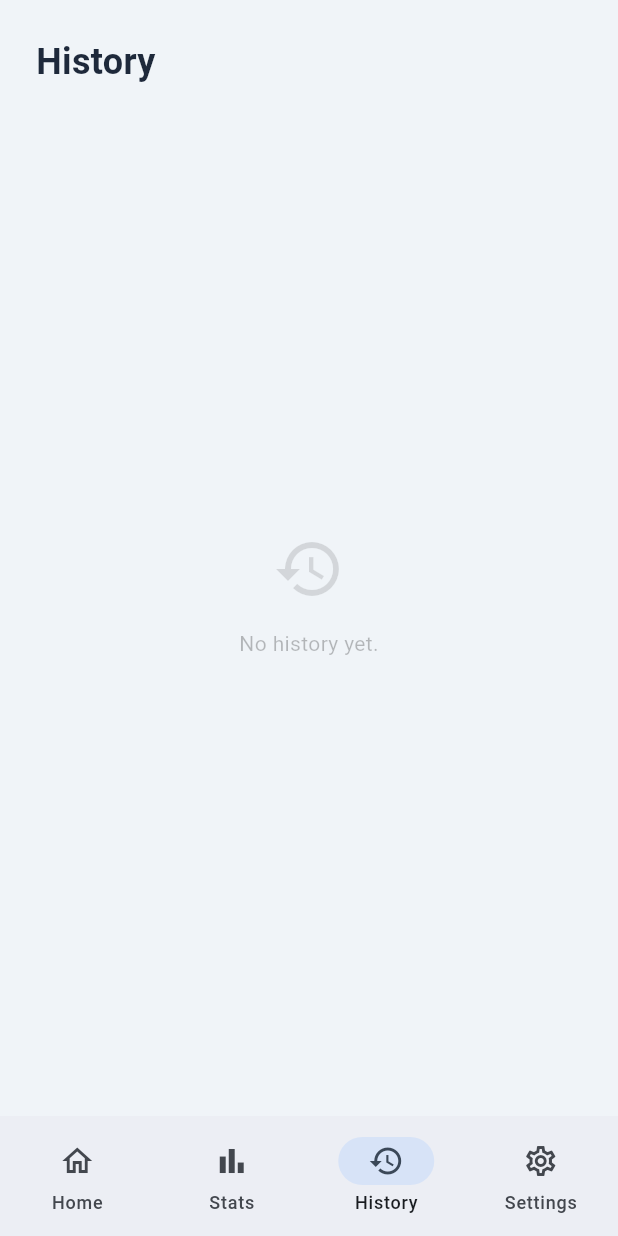
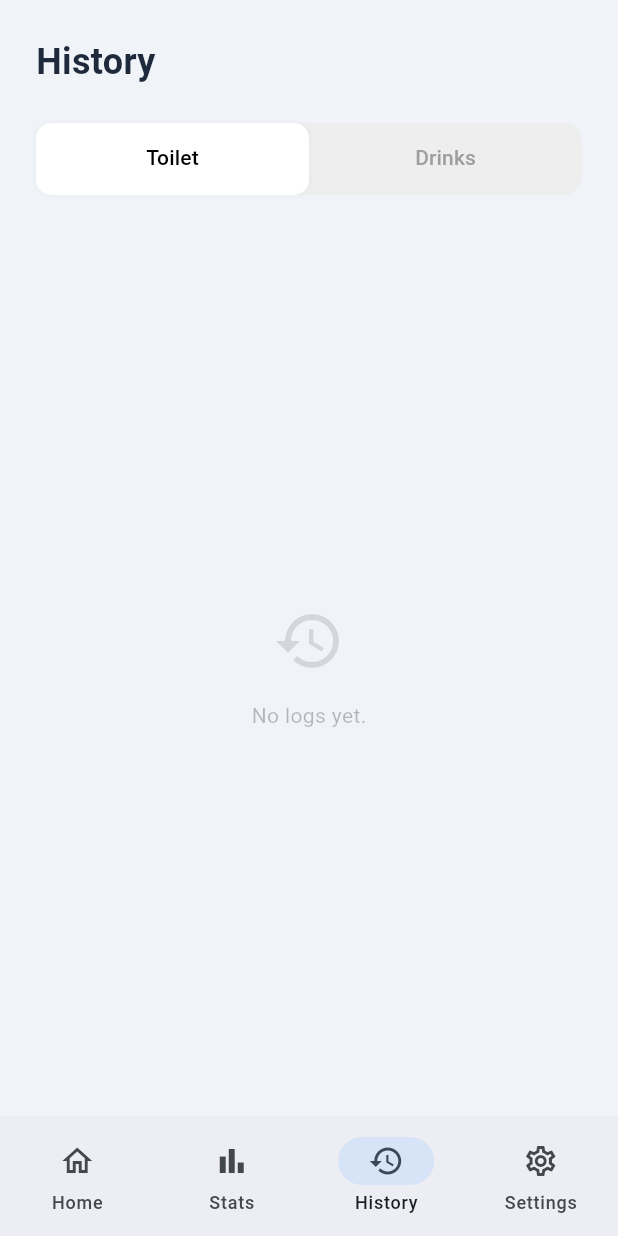
Before and after one commit to Tomekske/flow, a Flutter app: the screen it shows after launch, item 3 of the bottom bar chosen, on a phone screen of 412 x 824 dp. Run offline on Flutter 3.47's test engine with Material 3 defaults, Android fonts, the phone set to English and light mode, and no system bars; our stand-ins replace equatable, fl_chart, flutter_bloc, flutter_dotenv, shared_preferences, supabase_flutter; accounts and stored records are empty; network calls fail.

Commit message:
Refactors Log model and UI
Introduces an abstract `Log` model with `ToiletLog` and `DrinkLog` subclasses. This refactoring improves type safety and clarifies the data structure for different log types.

Updates the History page to use a `TabBar` to separate toilet and drink logs into distinct lists, enhancing user interface clarity. This also includes updating various dependencies to their latest versions.

```diff
--- a/lib/data/models/log.dart
+++ b/lib/data/models/log.dart
@@ -1,63 +1,111 @@
-class Log {
+enum LogType { toilet, drink }
+
+abstract class Log {
   final int id;
   final DateTime timestamp;
-  final String type; // 'toilet' or 'intake'
+  final String type;
 
-  // Toilet specific
+  const Log({
+    required this.id,
+    required this.timestamp,
+    required this.type,
+  });
+
+  Map<String, dynamic> toJson();
+
+  // Factory constructor to create the correct subclass from JSON
+  factory Log.fromJson(Map<String, dynamic> json) {
+    final type = json['type'] as String;
+    if (type == 'toilet') {
+      return ToiletLog.fromJson(json);
+    } else if (type == 'drink') {
+      return DrinkLog.fromJson(json);
+    } else {
+      throw Exception('Unknown log type: $type');
+    }
+  }
+}
+
+class ToiletLog extends Log {
   final int? urineColor;
   final String? urineAmount;
 
-  // Intake specific
-  final String? fluidType; // Water, Soda, Tea, Soup
-  final int? volume; // ml
-
-  Log({
-    required this.id,
-    required this.timestamp,
-    required this.type,
+  const ToiletLog({
+    required int id,
+    required DateTime timestamp,
     this.urineColor,
     this.urineAmount,
-    this.fluidType,
-    this.volume,
-  });
+  }) : super(id: id, timestamp: timestamp, type: 'toilet');
 
-  Log copyWith({
-    int? id,
-    DateTime? timestamp,
-    String? type,
-    int? urineColor,
-    String? urineAmount,
-    String? fluidType,
-    int? volume,
-  }) {
-    return Log(
-      id: id ?? this.id,
-      timestamp: timestamp ?? this.timestamp,
-      type: type ?? this.type,
-      urineColor: urineColor ?? this.urineColor,
-      urineAmount: urineAmount ?? this.urineAmount,
-      fluidType: fluidType ?? this.fluidType,
-      volume: volume ?? this.volume,
-    );
-  }
-
+  @override
   Map<String, dynamic> toJson() => {
     'id': id,
     'timestamp': timestamp.toIso8601String(),
     'type': type,
     'urineColor': urineColor,
     'urineAmount': urineAmount,
+  };
+
+  factory ToiletLog.fromJson(Map<String, dynamic> json) => ToiletLog(
+    id: json['id'],
+    timestamp: DateTime.parse(json['timestamp']),
+    urineColor: json['urineColor'],
+    urineAmount: json['urineAmount'],
+  );
+
+  ToiletLog copyWith({
+    int? id,
+    DateTime? timestamp,
+    int? urineColor,
+    String? urineAmount,
+  }) {
+    return ToiletLog(
+      id: id ?? this.id,
+      timestamp: timestamp ?? this.timestamp,
+      urineColor: urineColor ?? this.urineColor,
+      urineAmount: urineAmount ?? this.urineAmount,
+    );
+  }
+}
+
+class DrinkLog extends Log {
+  final String? fluidType; // Water, Soda, Tea, Soup
+  final int? volume; // ml
+
+  const DrinkLog({
+    required int id,
+    required DateTime timestamp,
+    this.fluidType,
+    this.volume,
+  }) : super(id: id, timestamp: timestamp, type: 'drink');
+
+  @override
+  Map<String, dynamic> toJson() => {
+    'id': id,
+    'timestamp': timestamp.toIso8601String(),
+    'type': type,
     'fluidType': fluidType,
     'volume': volume,
   };
 
-  factory Log.fromJson(Map<String, dynamic> json) => Log(
+  factory DrinkLog.fromJson(Map<String, dynamic> json) => DrinkLog(
     id: json['id'],
     timestamp: DateTime.parse(json['timestamp']),
-    type: json['type'] ?? 'toilet', // Backwards compatibility
-    urineColor: json['urineColor'],
-    urineAmount: json['urineAmount'],
     fluidType: json['fluidType'],
     volume: json['volume'],
   );
+
+  DrinkLog copyWith({
+    int? id,
+    DateTime? timestamp,
+    String? fluidType,
+    int? volume,
+  }) {
+    return DrinkLog(
+      id: id ?? this.id,
+      timestamp: timestamp ?? this.timestamp,
+      fluidType: fluidType ?? this.fluidType,
+      volume: volume ?? this.volume,
+    );
+  }
 }
--- a/lib/presentation/dialogs/intake_dialog.dart
+++ b/lib/presentation/dialogs/intake_dialog.dart
@@ -2,7 +2,7 @@ import 'package:flutter/material.dart';
 import '../../data/models/log.dart';
 
 class IntakeDialog extends StatefulWidget {
-  final Log? existingLog;
+  final DrinkLog? existingLog;
   const IntakeDialog({super.key, this.existingLog});
 
   @override
--- a/lib/presentation/dialogs/toilet_dialog.dart
+++ b/lib/presentation/dialogs/toilet_dialog.dart
@@ -2,7 +2,7 @@ import 'package:flutter/material.dart';
 import '../../data/models/log.dart';
 
 class ToiletDialog extends StatefulWidget {
-  final Log? existingLog;
+  final ToiletLog? existingLog;
   const ToiletDialog({super.key, this.existingLog});
 
   @override
@@ -90,7 +90,7 @@ class _ToiletDialogState extends State<ToiletDialog> {
                           boxShadow: isSelected
                               ? [
                                   BoxShadow(
-                                    color: Colors.blue.withOpacity(0.3),
+                                    color: Colors.blue.withValues(alpha: 0.3),
                                     blurRadius: 8,
                                     offset: const Offset(0, 4),
                                   ),
@@ -159,7 +159,7 @@ class _ToiletDialogState extends State<ToiletDialog> {
                           boxShadow: isSelected
                               ? [
                                   BoxShadow(
-                                    color: Colors.black.withOpacity(0.05),
+                                    color: Colors.black.withValues(alpha: 0.05),
                                     blurRadius: 2,
                                   ),
                                 ]
--- a/lib/presentation/pages/history_page.dart
+++ b/lib/presentation/pages/history_page.dart
@@ -2,6 +2,7 @@ import 'package:flutter/material.dart';
 import 'package:flutter_bloc/flutter_bloc.dart';
 import 'package:intl/intl.dart';
 import '../../logic/bloc/log_bloc.dart';
+import '../../data/models/log.dart';
 import '../dialogs/confirm_dialog.dart';
 import '../dialogs/toilet_dialog.dart';
 import '../dialogs/intake_dialog.dart';
@@ -9,22 +10,27 @@ import '../dialogs/intake_dialog.dart';
 class HistoryScreen extends StatelessWidget {
   const HistoryScreen({super.key});
 
-  Future<void> _showEditDialog(BuildContext context, dynamic log) async {
+  Future<void> _showEditDialog(BuildContext context, Log log) async {
     final result = await showDialog<Map<String, dynamic>>(
       context: context,
-      builder: (context) => log.type == 'toilet'
-          ? ToiletDialog(existingLog: log)
-          : IntakeDialog(existingLog: log),
+      builder: (context) => log is ToiletLog
+          ? ToiletDialog(existingLog: log as ToiletLog)
+          : IntakeDialog(existingLog: log as DrinkLog),
     );
 
     if (result != null && context.mounted) {
-      // Construct updated log based on type
-      final updatedLog = log.type == 'toilet'
-          ? log.copyWith(
+      Log updatedLog;
+      if (log is ToiletLog) {
+        updatedLog = log.copyWith(
           urineColor: result['color'],
           urineAmount: result['amount'],
-            )
-          : log.copyWith(fluidType: result['type'], volume: result['volume']);
+        );
+      } else {
+        updatedLog = (log as DrinkLog).copyWith(
+          fluidType: result['type'],
+          volume: result['volume'],
+        );
+      }
 
       context.read<LogBloc>().add(UpdateLog(updatedLog));
       ScaffoldMessenger.of(context).showSnackBar(
@@ -42,11 +48,17 @@ class HistoryScreen extends StatelessWidget {
       builder: (context, state) {
         final isDark = Theme.of(context).brightness == Brightness.dark;
 
-        return Padding(
-          padding: const EdgeInsets.all(24.0),
+        // Filter lists for each tab
+        final toiletLogs = state.logs.whereType<ToiletLog>().toList();
+        final consumptionLogs = state.logs.whereType<DrinkLog>().toList();
+
+        return DefaultTabController(
+          length: 2,
           child: Column(
             children: [
-              Row(
+              Padding(
+                padding: const EdgeInsets.all(24.0),
+                child: Row(
                   mainAxisAlignment: MainAxisAlignment.spaceBetween,
                   children: [
                     Text(
@@ -54,7 +66,6 @@ class HistoryScreen extends StatelessWidget {
                       style: TextStyle(
                         fontSize: 24,
                         fontWeight: FontWeight.bold,
-                      // Adapt text color for dark mode
                         color: isDark ? Colors.white : const Color(0xFF1E293B),
                       ),
                     ),
@@ -74,7 +85,6 @@ class HistoryScreen extends StatelessWidget {
                           }
                         },
                         style: TextButton.styleFrom(
-                        // Adapt button background for dark mode
                           backgroundColor: isDark
                               ? Colors.red.withOpacity(0.2)
                               : const Color(0xFFFEF2F2),
@@ -94,10 +104,59 @@ class HistoryScreen extends StatelessWidget {
                       ),
                   ],
                 ),
+              ),
+              // Tab Bar
+              Container(
+                margin: const EdgeInsets.symmetric(horizontal: 24.0),
+                decoration: BoxDecoration(
+                  color: isDark ? Colors.grey[800] : Colors.grey[200],
+                  borderRadius: BorderRadius.circular(12),
+                ),
+                child: TabBar(
+                  indicatorSize: TabBarIndicatorSize.tab,
+                  indicator: BoxDecoration(
+                    color: isDark
+                        ? Colors.blueAccent.withOpacity(0.4)
+                        : Colors.white,
+                    borderRadius: BorderRadius.circular(10),
+                    boxShadow: isDark
+                        ? []
+                        : [
+                            BoxShadow(
+                              color: Colors.black.withOpacity(0.05),
+                              blurRadius: 2,
+                            ),
+                          ],
+                  ),
+                  labelColor: isDark ? Colors.white : Colors.black,
+                  unselectedLabelColor: Colors.grey,
+                  dividerColor: Colors.transparent,
+                  tabs: const [
+                    Tab(text: "Toilet"),
+                    Tab(text: "Drinks"),
+                  ],
+                ),
+              ),
               const SizedBox(height: 16),
+              // Tab Views
               Expanded(
-                child: state.logs.isEmpty
-                    ? Center(
+                child: TabBarView(
+                  children: [
+                    _buildLogList(context, toiletLogs, isDark),
+                    _buildLogList(context, consumptionLogs, isDark),
+                  ],
+                ),
+              ),
+            ],
+          ),
+        );
+      },
+    );
+  }
+
+  Widget _buildLogList(BuildContext context, List<Log> logs, bool isDark) {
+    if (logs.isEmpty) {
+      return Center(
         child: Column(
           mainAxisAlignment: MainAxisAlignment.center,
           children: [
@@ -108,32 +167,31 @@ class HistoryScreen extends StatelessWidget {
             ),
             const SizedBox(height: 16),
             Text(
-                              "No history yet.",
+              "No logs yet.",
               style: TextStyle(
                 color: isDark ? Colors.white38 : Colors.black26,
               ),
             ),
           ],
         ),
-                      )
-                    : ListView.builder(
-                        itemCount: state.logs.length,
+      );
+    }
+
+    return ListView.builder(
+      padding: const EdgeInsets.symmetric(horizontal: 24.0),
+      itemCount: logs.length,
       itemBuilder: (ctx, index) {
-                          final log = state.logs[index];
-                          final isToilet = log.type == 'toilet';
+        final log = logs[index];
+        final isToilet = log is ToiletLog;
 
         return Container(
           margin: const EdgeInsets.only(bottom: 12),
           padding: const EdgeInsets.all(16),
           decoration: BoxDecoration(
-                              // Adapt card background color
             color: isDark ? Colors.grey[800] : Colors.white,
             borderRadius: BorderRadius.circular(16),
             border: Border.all(
-                                // Adapt border color (transparent or subtle in dark mode)
-                                color: isDark
-                                    ? Colors.transparent
-                                    : const Color(0xFFF1F5F9),
+              color: isDark ? Colors.transparent : const Color(0xFFF1F5F9),
             ),
             boxShadow: [
               BoxShadow(
@@ -151,7 +209,6 @@ class HistoryScreen extends StatelessWidget {
                 height: 40,
                 margin: const EdgeInsets.only(right: 16),
                 decoration: BoxDecoration(
-                                    // Adapt icon container background
                   color: isToilet
                       ? (isDark
                             ? Colors.amber.withOpacity(0.2)
@@ -162,35 +219,26 @@ class HistoryScreen extends StatelessWidget {
                   shape: BoxShape.circle,
                 ),
                 child: Icon(
-                                    isToilet
-                                        ? Icons.water_drop
-                                        : Icons.local_drink,
-                                    // Adapt icon color
+                  isToilet ? Icons.water_drop : Icons.local_drink,
                   color: isToilet
-                                        ? (isDark
-                                              ? Colors.amberAccent
-                                              : Colors.amber.shade700)
-                                        : (isDark
-                                              ? Colors.blueAccent
-                                              : Colors.blue.shade700),
+                      ? (isDark ? Colors.amberAccent : Colors.amber.shade700)
+                      : (isDark ? Colors.blueAccent : Colors.blue.shade700),
                   size: 20,
                 ),
               ),
               Expanded(
                 child: Column(
-                                    crossAxisAlignment:
-                                        CrossAxisAlignment.start,
+                  crossAxisAlignment: CrossAxisAlignment.start,
                   children: [
                     Row(
                       children: [
                         Text(
                           isToilet
                               ? "Toilet Visit"
-                                                : (log.fluidType ?? "Intake"),
+                              : (log as DrinkLog).fluidType ?? "Unknown",
                           style: TextStyle(
                             fontWeight: FontWeight.bold,
                             fontSize: 16,
-                                              // Adapt main text color
                             color: isDark
                                 ? Colors.white
                                 : const Color(0xFF334155),
@@ -203,38 +251,29 @@ class HistoryScreen extends StatelessWidget {
                             vertical: 2,
                           ),
                           decoration: BoxDecoration(
-                                              // Adapt tag background
                             color: isToilet
                                 ? (isDark
-                                                        ? Colors.amber
-                                                              .withOpacity(0.2)
+                                      ? Colors.amber.withOpacity(0.2)
                                       : Colors.amber.shade50)
                                 : (isDark
-                                                        ? Colors.blue
-                                                              .withOpacity(0.2)
+                                      ? Colors.blue.withOpacity(0.2)
                                       : Colors.blue.shade50),
-                                              borderRadius:
-                                                  BorderRadius.circular(4),
+                            borderRadius: BorderRadius.circular(4),
                           ),
                           child: Text(
                             isToilet
-                                                  ? (log.urineAmount ?? '?')
-                                                  : '+${log.volume}ml',
+                                ? ((log as ToiletLog).urineAmount ?? '?')
+                                : '+${(log as DrinkLog).volume}ml',
                             style: TextStyle(
                               fontSize: 10,
                               fontWeight: FontWeight.bold,
-                                                // Adapt tag text color
                               color: isToilet
                                   ? (isDark
                                         ? Colors.amberAccent
-                                                          : Colors
-                                                                .amber
-                                                                .shade700)
+                                        : Colors.amber.shade700)
                                   : (isDark
                                         ? Colors.blueAccent
-                                                          : Colors
-                                                                .blue
-                                                                .shade700),
+                                        : Colors.blue.shade700),
                             ),
                           ),
                         ),
@@ -245,7 +284,6 @@ class HistoryScreen extends StatelessWidget {
                       "${DateFormat('MMM dd').format(log.timestamp)} • ${DateFormat('hh:mm a').format(log.timestamp)}",
                       style: TextStyle(
                         fontSize: 12,
-                                          // Adapt subtitle text color
                         color: isDark
                             ? Colors.grey[400]
                             : const Color(0xFF94A3B8),
@@ -255,14 +293,10 @@ class HistoryScreen extends StatelessWidget {
                 ),
               ),
               IconButton(
-                                  onPressed: () =>
-                                      _showEditDialog(context, log),
+                onPressed: () => _showEditDialog(context, log),
                 icon: Icon(
                   Icons.edit,
-                                    // Adapt action icon color
-                                    color: isDark
-                                        ? Colors.grey[500]
-                                        : const Color(0xFFCBD5E1),
+                  color: isDark ? Colors.grey[500] : const Color(0xFFCBD5E1),
                   size: 20,
                 ),
               ),
@@ -277,24 +311,13 @@ class HistoryScreen extends StatelessWidget {
                   );
                   if (confirm == true) {
                     if (context.mounted)
-                                        context.read<LogBloc>().add(
-                                          DeleteLog(log.id),
-                                        );
+                      context.read<LogBloc>().add(DeleteLog(log.id));
                   }
                 },
                 icon: Icon(
                   Icons.delete_outline,
-                                    // Adapt action icon color
-                                    color: isDark
-                                        ? Colors.grey[500]
-                                        : const Color(0xFFCBD5E1),
+                  color: isDark ? Colors.grey[500] : const Color(0xFFCBD5E1),
                   size: 20,
-                                  ),
-                                ),
-                              ],
-                            ),
-                          );
-                        },
                 ),
               ),
             ],
--- a/lib/presentation/widgets/chart_widget.dart
+++ b/lib/presentation/widgets/chart_widget.dart
@@ -93,7 +93,7 @@ class ChartWidget extends StatelessWidget {
         barTouchData: BarTouchData(
           enabled: true,
           touchTooltipData: BarTouchTooltipData(
-            tooltipBgColor: Colors.blueGrey,
+            getTooltipColor: (_) => Colors.blueGrey,
             getTooltipItem: (group, groupIndex, rod, rodIndex) =>
                 BarTooltipItem(
                   rod.toY.round().toString(),
```
Also changed, not shown: lib/logic/bloc/log_bloc.dart (+4 -4 lines), lib/presentation/dialogs/log_dialog.dart (+117 -18 lines), lib/presentation/pages/home_page.dart (+16 -11 lines), pubspec.yaml (+4 -4 lines), pubspec.lock, 1 other file. Lines whose indentation alone changed are shown as unchanged.
